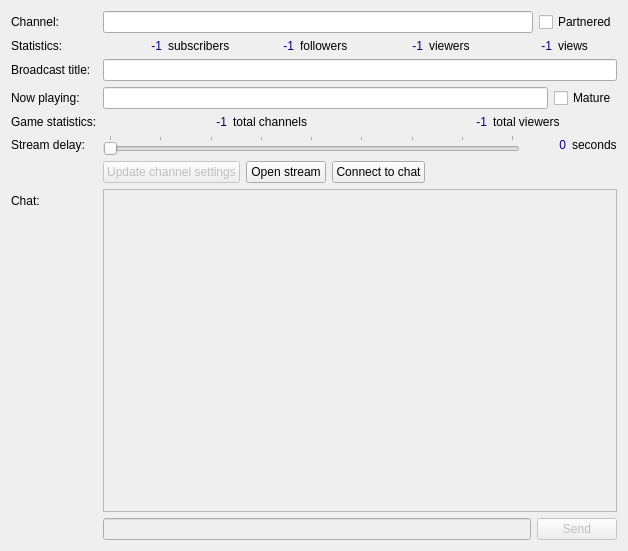
Above: src/forms/channel_info.ui from wakeofluna/qlivestream before the change. Below: the same form after it.
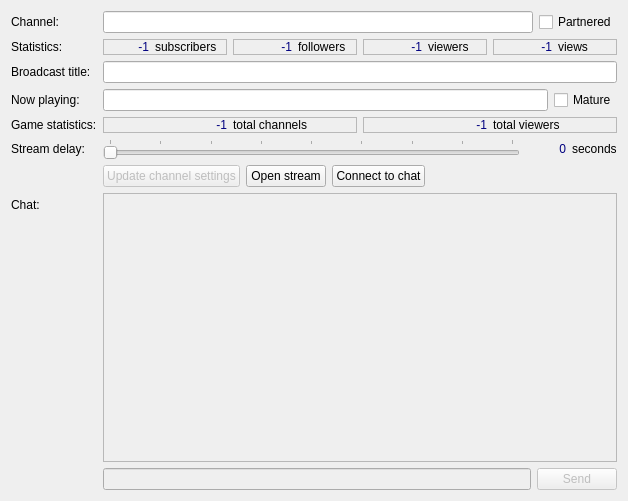
That is the form after the change.

Commit message: Added frames around statistic numbers to distinguish more clearly

The edit to the form file:
```diff
--- a/src/forms/channel_info.ui
+++ b/src/forms/channel_info.ui
@@ -7,7 +7,7 @@
     <x>0</x>
     <y>0</y>
     <width>628</width>
-    <height>551</height>
+    <height>501</height>
    </rect>
   </property>
   <property name="windowTitle">
@@ -55,6 +55,21 @@
    <item row="1" column="1">
     <layout class="QHBoxLayout" name="layChannelStats">
      <item>
+      <widget class="QFrame" name="frame">
+       <property name="frameShape">
+        <enum>QFrame::StyledPanel</enum>
+       </property>
+       <property name="frameShadow">
+        <enum>QFrame::Raised</enum>
+       </property>
+       <layout class="QHBoxLayout" name="horizontalLayout_8">
+        <property name="topMargin">
+         <number>0</number>
+        </property>
+        <property name="bottomMargin">
+         <number>0</number>
+        </property>
+        <item>
       <widget class="QLabel" name="lblNumSubscribers">
        <property name="styleSheet">
         <string notr="true">color: rgb(0, 0, 127)</string>
@@ -74,6 +89,24 @@
        </property>
       </widget>
      </item>
+       </layout>
+      </widget>
+     </item>
+     <item>
+      <widget class="QFrame" name="frame_2">
+       <property name="frameShape">
+        <enum>QFrame::StyledPanel</enum>
+       </property>
+       <property name="frameShadow">
+        <enum>QFrame::Raised</enum>
+       </property>
+       <layout class="QHBoxLayout" name="horizontalLayout_6">
+        <property name="topMargin">
+         <number>0</number>
+        </property>
+        <property name="bottomMargin">
+         <number>0</number>
+        </property>
      <item>
       <widget class="QLabel" name="lblNumFollowers">
        <property name="styleSheet">
@@ -94,6 +127,24 @@
        </property>
       </widget>
      </item>
+       </layout>
+      </widget>
+     </item>
+     <item>
+      <widget class="QFrame" name="frame_3">
+       <property name="frameShape">
+        <enum>QFrame::StyledPanel</enum>
+       </property>
+       <property name="frameShadow">
+        <enum>QFrame::Raised</enum>
+       </property>
+       <layout class="QHBoxLayout" name="horizontalLayout_9">
+        <property name="topMargin">
+         <number>0</number>
+        </property>
+        <property name="bottomMargin">
+         <number>0</number>
+        </property>
      <item>
       <widget class="QLabel" name="lblNumViewers">
        <property name="styleSheet">
@@ -114,6 +165,24 @@
        </property>
       </widget>
      </item>
+       </layout>
+      </widget>
+     </item>
+     <item>
+      <widget class="QFrame" name="frame_4">
+       <property name="frameShape">
+        <enum>QFrame::StyledPanel</enum>
+       </property>
+       <property name="frameShadow">
+        <enum>QFrame::Raised</enum>
+       </property>
+       <layout class="QHBoxLayout" name="horizontalLayout_10">
+        <property name="topMargin">
+         <number>0</number>
+        </property>
+        <property name="bottomMargin">
+         <number>0</number>
+        </property>
      <item>
       <widget class="QLabel" name="lblNumViews">
        <property name="styleSheet">
@@ -135,6 +204,9 @@
       </widget>
      </item>
     </layout>
+      </widget>
+     </item>
+    </layout>
    </item>
    <item row="2" column="0">
     <widget class="QLabel" name="lblTitle">
@@ -160,6 +232,21 @@
    <item row="5" column="1">
     <layout class="QHBoxLayout" name="horizontalLayout">
      <item>
+      <widget class="QFrame" name="frame_5">
+       <property name="frameShape">
+        <enum>QFrame::StyledPanel</enum>
+       </property>
+       <property name="frameShadow">
+        <enum>QFrame::Raised</enum>
+       </property>
+       <layout class="QHBoxLayout" name="horizontalLayout_11">
+        <property name="topMargin">
+         <number>0</number>
+        </property>
+        <property name="bottomMargin">
+         <number>0</number>
+        </property>
+        <item>
       <widget class="QLabel" name="lblNumGameChannels">
        <property name="styleSheet">
         <string notr="true">color: rgb(0, 0, 127)</string>
@@ -179,6 +266,24 @@
        </property>
       </widget>
      </item>
+       </layout>
+      </widget>
+     </item>
+     <item>
+      <widget class="QFrame" name="frame_6">
+       <property name="frameShape">
+        <enum>QFrame::StyledPanel</enum>
+       </property>
+       <property name="frameShadow">
+        <enum>QFrame::Raised</enum>
+       </property>
+       <layout class="QHBoxLayout" name="horizontalLayout_12">
+        <property name="topMargin">
+         <number>0</number>
+        </property>
+        <property name="bottomMargin">
+         <number>0</number>
+        </property>
      <item>
       <widget class="QLabel" name="lblNumGameViewers">
        <property name="styleSheet">
@@ -197,6 +302,9 @@
        <property name="text">
         <string>total viewers</string>
        </property>
+         </widget>
+        </item>
+       </layout>
       </widget>
      </item>
     </layout>
```
Lines whose indentation alone changed are shown as unchanged.
